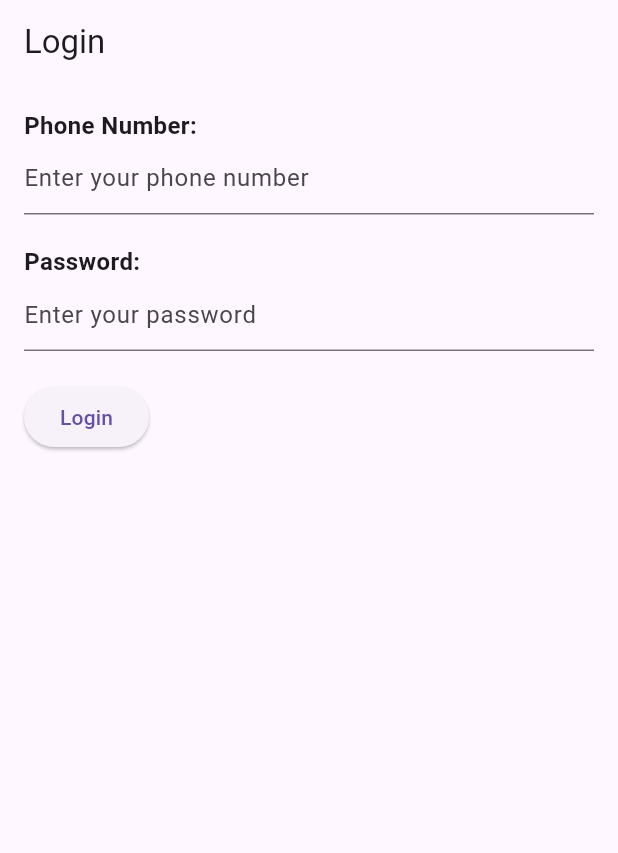
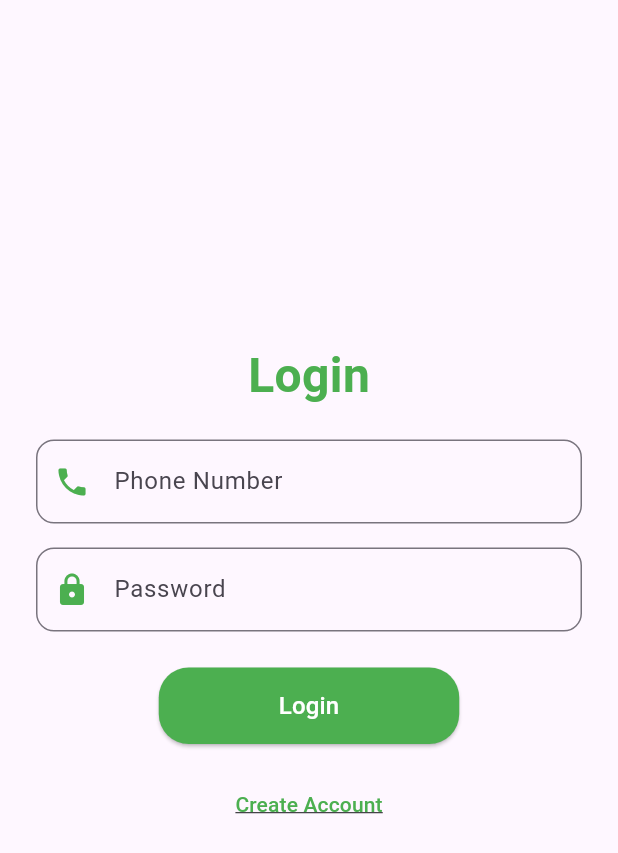
Before and after one commit to dp913/farm_direct, a Flutter app: the screen it shows after launch, on a phone screen of 412 x 824 dp. Shown: the top 853 px of the screen. Run offline on Flutter 3.47's test engine with Material 3 defaults, Android fonts, the phone set to English and light mode, and no system bars.

Commit message:
login screen modified

```diff
--- a/lib/login_screen.dart
+++ b/lib/login_screen.dart
@@ -1,6 +1,6 @@
 // lib/login_screen.dart
 import 'package:flutter/material.dart';
-import 'farmer_dashboard_screen.dart'; // Assuming this is the FarmerDashboardScreen you created earlier
+import 'farmer_dashboard_screen.dart'; // Assuming this is the FarmerDashboardScreen
 import 'consumer_home_screen.dart'; // Assuming this is the HomeScreen for consumers
 
 class LoginScreen extends StatefulWidget {
@@ -21,32 +21,90 @@ class _LoginScreenState extends State<LoginScreen> {
   @override
   Widget build(BuildContext context) {
     return Scaffold(
-      appBar: AppBar(
-        title: Text('Login'),
+      body: Center(
+        child: SingleChildScrollView(
+          padding: const EdgeInsets.symmetric(horizontal: 24.0),
+          child: Column(
+            crossAxisAlignment: CrossAxisAlignment.center,
+            children: [
+              // Login Heading
+              Text(
+                'Login',
+                style: TextStyle(
+                  fontSize: 32,
+                  fontWeight: FontWeight.bold,
+                  color: Colors.green,
                 ),
-      body: Padding(
-        padding: const EdgeInsets.all(16.0),
-        child: Column(
-          crossAxisAlignment: CrossAxisAlignment.start,
-          children: [
-            Text('Phone Number:', style: TextStyle(fontSize: 16, fontWeight: FontWeight.bold)),
+              ),
+              const SizedBox(height: 20),
+
+              // Phone Number Field
               TextField(
                 controller: _phoneController,
-              decoration: InputDecoration(hintText: 'Enter your phone number'),
+                keyboardType: TextInputType.phone,
+                decoration: InputDecoration(
+                  labelText: 'Phone Number',
+                  border: OutlineInputBorder(
+                    borderRadius: BorderRadius.circular(12),
                   ),
-            SizedBox(height: 20),
-            Text('Password:', style: TextStyle(fontSize: 16, fontWeight: FontWeight.bold)),
+                  prefixIcon: Icon(Icons.phone, color: Colors.green),
+                ),
+              ),
+              const SizedBox(height: 16),
+
+              // Password Field
               TextField(
                 controller: _passwordController,
                 obscureText: true,
-              decoration: InputDecoration(hintText: 'Enter your password'),
+                decoration: InputDecoration(
+                  labelText: 'Password',
+                  border: OutlineInputBorder(
+                    borderRadius: BorderRadius.circular(12),
                   ),
-            SizedBox(height: 20),
+                  prefixIcon: Icon(Icons.lock, color: Colors.green),
+                ),
+              ),
+              const SizedBox(height: 24),
+
+              // Login Button
               ElevatedButton(
                 onPressed: _login,
-              child: Text('Login'),
+                style: ElevatedButton.styleFrom(
+                  padding: EdgeInsets.symmetric(horizontal: 80, vertical: 14), backgroundColor: Colors.green,
+                  shape: RoundedRectangleBorder(
+                    borderRadius: BorderRadius.circular(20),
+                  ), // Button color
+                ),
+                child: Text(
+                  'Login',
+                  style: TextStyle(fontSize: 16, color: Colors.white),
+                ),
+              ),
+              const SizedBox(height: 16),
+
+              // Create Account Button
+              TextButton(
+                onPressed: () {
+                  // Navigate to Create Account screen
+                },
+                child: Text(
+                  'Create Account',
+                  style: TextStyle(
+                    fontSize: 14,
+                    color: Colors.green,
+                    decoration: TextDecoration.underline,
+                  ),
+                ),
+              ),
+              const SizedBox(height: 16),
+
+              // Error Message Placeholder
+              Text(
+                '', // Use this to display error messages dynamically
+                style: TextStyle(color: Colors.red),
               ),
             ],
+          ),
         ),
       ),
     );
```
Lines whose indentation alone changed are shown as unchanged.
